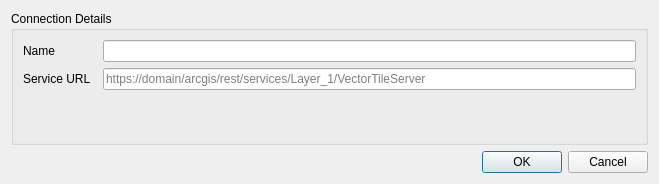
Before: the Qt Designer form src/ui/qgsarcgisvectortileconnectiondialog.ui in carsmie/QGIS, drawn with Qt 5.
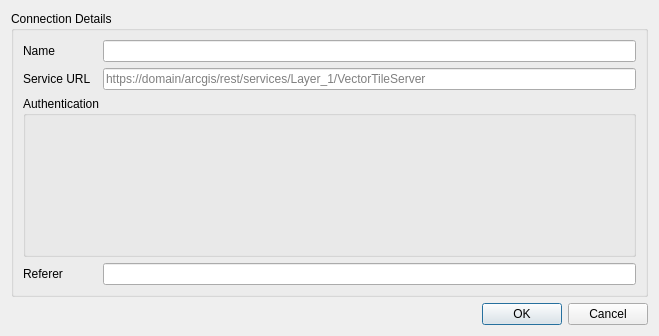
After: the same form once the commit is applied. Custom widgets are drawn as their Qt base class.

Commit message: [feature][vectortiles] Allow using authentication system and setting custom referer string for vector tile connections

Patch:
```diff
--- a/src/ui/qgsarcgisvectortileconnectiondialog.ui
+++ b/src/ui/qgsarcgisvectortileconnectiondialog.ui
@@ -7,7 +7,7 @@
     <x>0</x>
     <y>0</y>
     <width>659</width>
-    <height>184</height>
+    <height>336</height>
    </rect>
   </property>
   <property name="windowTitle">
@@ -34,6 +34,16 @@
         </property>
        </widget>
       </item>
+      <item row="3" column="0">
+       <widget class="QLabel" name="lblReferer">
+        <property name="text">
+         <string>Referer</string>
+        </property>
+        <property name="buddy">
+         <cstring>mEditReferer</cstring>
+        </property>
+       </widget>
+      </item>
       <item row="1" column="0">
        <widget class="QLabel" name="label_2">
         <property name="text">
@@ -51,18 +61,36 @@
         </property>
        </widget>
       </item>
-      <item row="5" column="2">
-       <spacer name="verticalSpacer">
-        <property name="orientation">
-         <enum>Qt::Vertical</enum>
+      <item row="3" column="2">
+       <widget class="QLineEdit" name="mEditReferer">
+        <property name="toolTip">
+         <string>Optional custom referer</string>
         </property>
-        <property name="sizeHint" stdset="0">
-         <size>
-          <width>20</width>
-          <height>40</height>
-         </size>
+       </widget>
+      </item>
+      <item row="2" column="0" colspan="3">
+       <widget class="QGroupBox" name="mAuthGroupBox">
+        <property name="title">
+         <string>Authentication</string>
         </property>
-       </spacer>
+        <layout class="QVBoxLayout" name="verticalLayout_3">
+         <property name="leftMargin">
+          <number>6</number>
+         </property>
+         <property name="topMargin">
+          <number>6</number>
+         </property>
+         <property name="rightMargin">
+          <number>6</number>
+         </property>
+         <property name="bottomMargin">
+          <number>6</number>
+         </property>
+         <item>
+          <widget class="QgsAuthSettingsWidget" name="mAuthSettings" native="true"/>
+         </item>
+        </layout>
+       </widget>
       </item>
      </layout>
     </widget>
@@ -79,6 +107,14 @@
    </item>
   </layout>
  </widget>
+ <customwidgets>
+  <customwidget>
+   <class>QgsAuthSettingsWidget</class>
+   <extends>QWidget</extends>
+   <header>auth/qgsauthsettingswidget.h</header>
+   <container>1</container>
+  </customwidget>
+ </customwidgets>
  <tabstops>
   <tabstop>mEditName</tabstop>
   <tabstop>mEditUrl</tabstop>
```
The commit also changes 11 other files.
